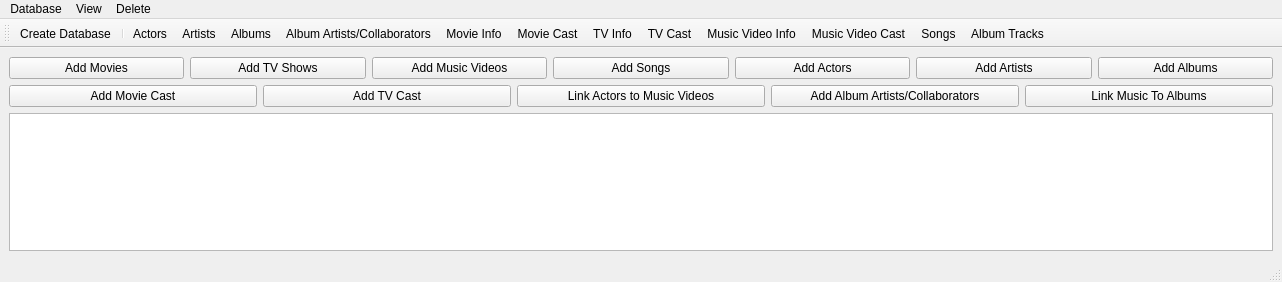
Before: the Qt Designer form dbmainwindow.ui in Zakhrov/WebPhonon, drawn with Qt 5.
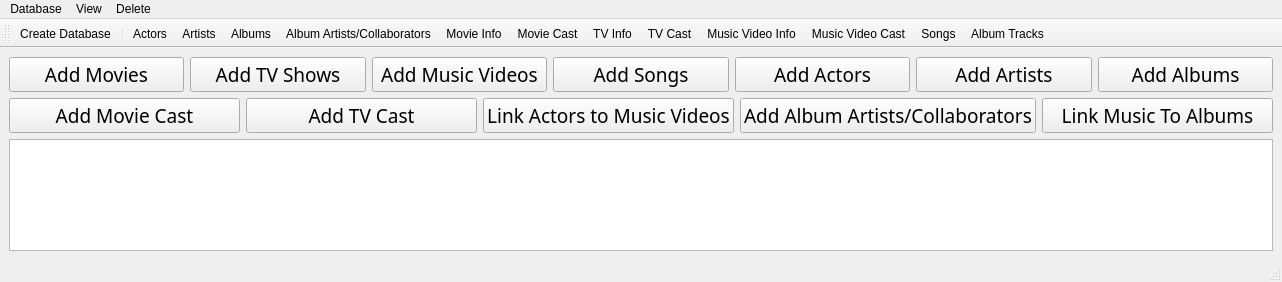
After: the same form once the commit is applied. Icons and pictures are not drawn.

What changed in the file:
```diff
--- a/dbmainwindow.ui
+++ b/dbmainwindow.ui
@@ -23,6 +23,15 @@
      <layout class="QHBoxLayout" name="horizontalLayout_2">
       <item>
        <widget class="QPushButton" name="pushButton">
+        <property name="font">
+         <font>
+          <family>AR CARTER</family>
+          <pointsize>14</pointsize>
+         </font>
+        </property>
+        <property name="styleSheet">
+         <string notr="true">background-color: &quot;steelblue&quot;</string>
+        </property>
         <property name="text">
          <string>Add Movies</string>
         </property>
@@ -30,6 +39,15 @@
       </item>
       <item>
        <widget class="QPushButton" name="pushButton_2">
+        <property name="font">
+         <font>
+          <family>AR CARTER</family>
+          <pointsize>14</pointsize>
+         </font>
+        </property>
+        <property name="styleSheet">
+         <string notr="true">background-color: &quot;steelblue&quot;</string>
+        </property>
         <property name="text">
          <string>Add TV Shows</string>
         </property>
@@ -37,6 +55,17 @@
       </item>
       <item>
        <widget class="QPushButton" name="pushButton_3">
+        <property name="font">
+         <font>
+          <family>AR CARTER</family>
+          <pointsize>14</pointsize>
+          <weight>50</weight>
+          <bold>false</bold>
+         </font>
+        </property>
+        <property name="styleSheet">
+         <string notr="true">background-color: &quot;steelblue&quot;</string>
+        </property>
         <property name="text">
          <string>Add Music Videos</string>
         </property>
@@ -44,6 +73,15 @@
       </item>
       <item>
        <widget class="QPushButton" name="pushButton_4">
+        <property name="font">
+         <font>
+          <family>AR CARTER</family>
+          <pointsize>14</pointsize>
+         </font>
+        </property>
+        <property name="styleSheet">
+         <string notr="true">background-color: &quot;steelblue&quot;</string>
+        </property>
         <property name="text">
          <string>Add Songs</string>
         </property>
@@ -51,6 +89,15 @@
       </item>
       <item>
        <widget class="QPushButton" name="pushButton_5">
+        <property name="font">
+         <font>
+          <family>AR CARTER</family>
+          <pointsize>14</pointsize>
+         </font>
+        </property>
+        <property name="styleSheet">
+         <string notr="true">background-color: &quot;steelblue&quot;</string>
+        </property>
         <property name="text">
          <string>Add Actors</string>
         </property>
@@ -58,6 +105,15 @@
       </item>
       <item>
        <widget class="QPushButton" name="pushButton_8">
+        <property name="font">
+         <font>
+          <family>AR CARTER</family>
+          <pointsize>14</pointsize>
+         </font>
+        </property>
+        <property name="styleSheet">
+         <string notr="true">background-color: &quot;steelblue&quot;</string>
+        </property>
         <property name="text">
          <string>Add Artists</string>
         </property>
@@ -65,6 +121,15 @@
       </item>
       <item>
        <widget class="QPushButton" name="pushButton_9">
+        <property name="font">
+         <font>
+          <family>AR CARTER</family>
+          <pointsize>14</pointsize>
+         </font>
+        </property>
+        <property name="styleSheet">
+         <string notr="true">background-color: &quot;steelblue&quot;</string>
+        </property>
         <property name="text">
          <string>Add Albums</string>
         </property>
@@ -76,6 +141,15 @@
      <layout class="QHBoxLayout" name="horizontalLayout">
       <item>
        <widget class="QPushButton" name="pushButton_6">
+        <property name="font">
+         <font>
+          <family>AR CARTER</family>
+          <pointsize>14</pointsize>
+         </font>
+        </property>
+        <property name="styleSheet">
+         <string notr="true">background-color: &quot;steelblue&quot;</string>
+        </property>
         <property name="text">
          <string>Add Movie Cast</string>
         </property>
@@ -83,6 +157,15 @@
       </item>
       <item>
        <widget class="QPushButton" name="pushButton_7">
+        <property name="font">
+         <font>
+          <family>AR CARTER</family>
+          <pointsize>14</pointsize>
+         </font>
+        </property>
+        <property name="styleSheet">
+         <string notr="true">background-color: &quot;steelblue&quot;</string>
+        </property>
         <property name="text">
          <string>Add TV Cast</string>
         </property>
@@ -90,6 +173,15 @@
       </item>
       <item>
        <widget class="QPushButton" name="pushButton_12">
+        <property name="font">
+         <font>
+          <family>AR CARTER</family>
+          <pointsize>14</pointsize>
+         </font>
+        </property>
+        <property name="styleSheet">
+         <string notr="true">background-color: &quot;steelblue&quot;</string>
+        </property>
         <property name="text">
          <string>Link Actors to Music Videos</string>
         </property>
@@ -97,6 +189,15 @@
       </item>
       <item>
        <widget class="QPushButton" name="pushButton_10">
+        <property name="font">
+         <font>
+          <family>AR CARTER</family>
+          <pointsize>14</pointsize>
+         </font>
+        </property>
+        <property name="styleSheet">
+         <string notr="true">background-color: &quot;steelblue&quot;</string>
+        </property>
         <property name="text">
          <string>Add Album Artists/Collaborators</string>
         </property>
@@ -104,6 +205,15 @@
       </item>
       <item>
        <widget class="QPushButton" name="pushButton_11">
+        <property name="font">
+         <font>
+          <family>AR CARTER</family>
+          <pointsize>14</pointsize>
+         </font>
+        </property>
+        <property name="styleSheet">
+         <string notr="true">background-color: &quot;steelblue&quot;</string>
+        </property>
         <property name="text">
          <string>Link Music To Albums</string>
         </property>
@@ -112,7 +222,11 @@
      </layout>
     </item>
     <item row="2" column="0">
-     <widget class="QTableView" name="tableView"/>
+     <widget class="QTableView" name="tableView">
+      <property name="styleSheet">
+       <string notr="true">background-color: &quot;white&quot;</string>
+      </property>
+     </widget>
     </item>
    </layout>
   </widget>
```
Left out of the diff: 7 changed lines with no effect on the pictures.
